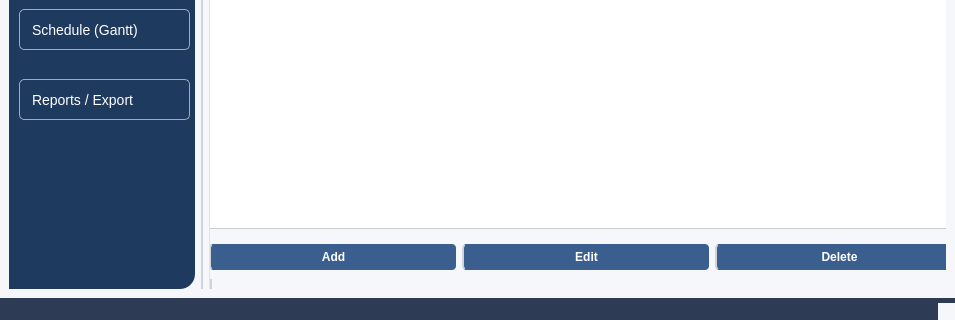
This is ui/MainWindow.ui in MagdaOleksandrTeam/ProductionPlanner as Qt 5 draws it before an edit; both pictures show x 0 to 955 and y 310 to 630 of the 955 by 630 pixel window. The edited form follows.
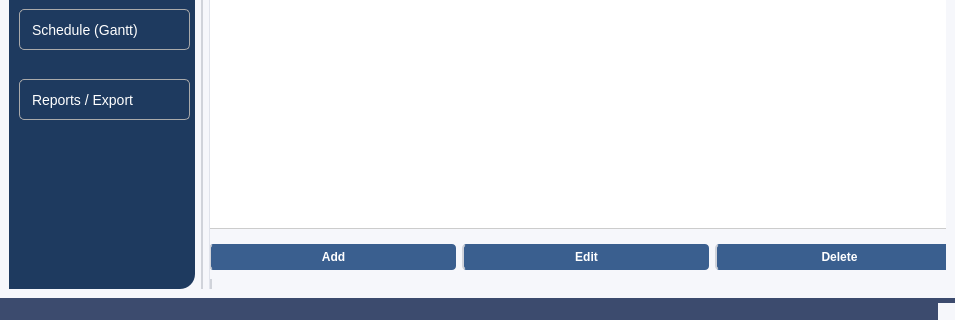
This is the edited form.

Diff of the .ui file:
```diff
--- a/ui/MainWindow.ui
+++ b/ui/MainWindow.ui
@@ -424,13 +424,20 @@
    </layout>
   </widget>
   <widget class="QStatusBar" name="statusbar">
+   <property name="layoutDirection">
+    <enum>Qt::LayoutDirection::LeftToRight</enum>
+   </property>
    <property name="styleSheet">
     <string notr="true">QStatusBar {
-    background-color: #2E3B55;
-    color: #FFFFFF;
+    background-color: #3C4B6E;
     font-size: 12px;
+    font-weight: bold;
     padding: 5px 10px;
-}</string>
+}
+
+QStatusBar[status='success'] { color: #7DFF7A; }
+QStatusBar[status='error'] { color: red; }
+QStatusBar[status='info'] { color: #00BFFF; }</string>
    </property>
   </widget>
  </widget>
```
Left out of the diff: 2 changed lines with no effect on the pictures.
